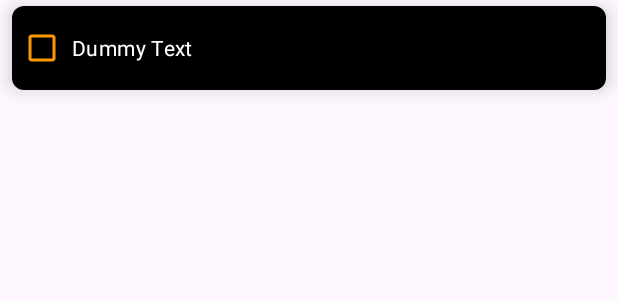
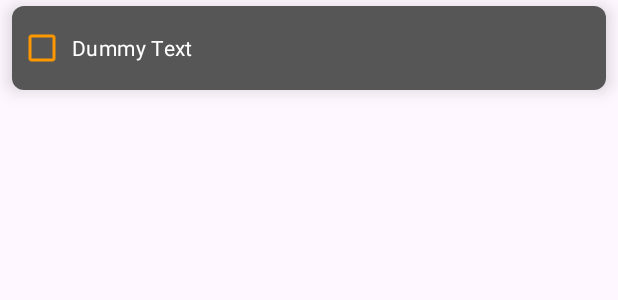
Before and after one commit to aarvmankodi/android_project, an Android app: the layout task_layout.xml on its own in the app's theme, with its tools: preview values and no code run, on a phone screen of 412 x 824 dp. Shown: the top 300 px of the screen. Run offline under Robolectric (Android 15) with nearby library versions, the phone set to English and light mode, and no system bars.

```diff
--- a/app/src/main/res/layout/task_layout.xml
+++ b/app/src/main/res/layout/task_layout.xml
@@ -11,7 +11,7 @@
     <RelativeLayout
         android:layout_width="match_parent"
         android:layout_height="wrap_content"
-        android:background="@color/black"
+        android:background="@color/task_colour"
         android:padding="4dp">
 
         <CheckBox
```
